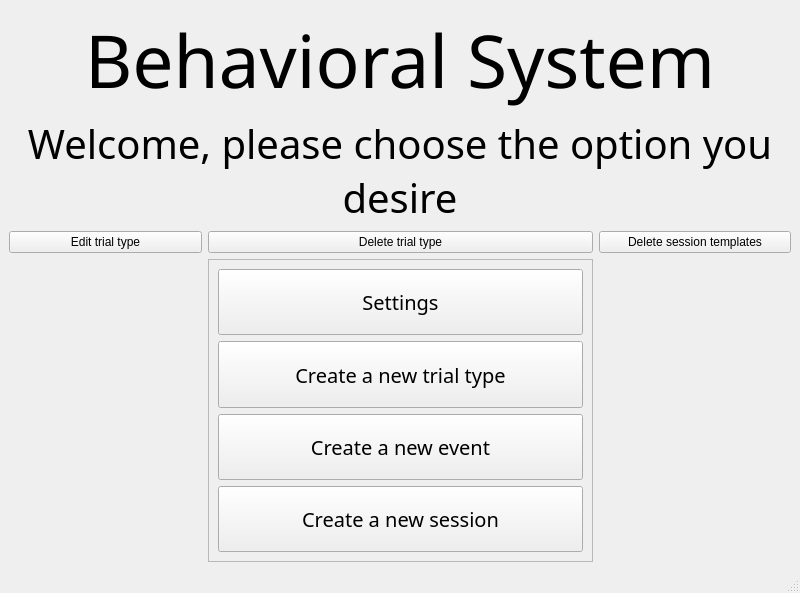
Old version of the form UI/system_main_plus.ui in the repository KehatSudri/Behavior_System2.0.
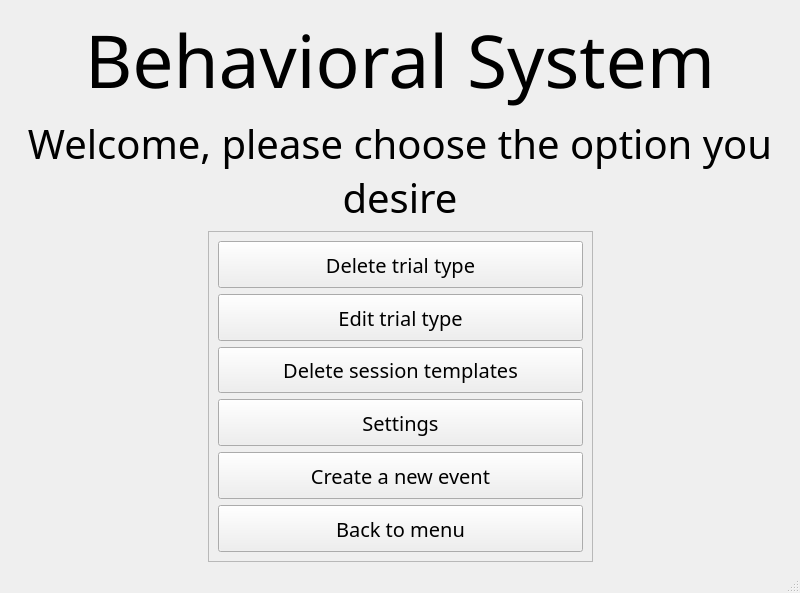
New version of the form.

Commit message: add dependencies array , change the manager menu

Diff of the .ui file:
```diff
--- a/UI/system_main_plus.ui
+++ b/UI/system_main_plus.ui
@@ -34,10 +34,49 @@
            <x>0</x>
            <y>0</y>
            <width>382</width>
-           <height>296</height>
+           <height>325</height>
           </rect>
          </property>
          <layout class="QVBoxLayout" name="verticalLayout">
+          <item>
+           <widget class="QPushButton" name="delete_trial_types_pushButton">
+            <property name="sizePolicy">
+             <sizepolicy hsizetype="Expanding" vsizetype="Expanding">
+              <horstretch>0</horstretch>
+              <verstretch>0</verstretch>
+             </sizepolicy>
+            </property>
+            <property name="text">
+             <string>Delete trial type</string>
+            </property>
+           </widget>
+          </item>
+          <item>
+           <widget class="QPushButton" name="edit_trial_types_pushButton">
+            <property name="sizePolicy">
+             <sizepolicy hsizetype="Expanding" vsizetype="Expanding">
+              <horstretch>0</horstretch>
+              <verstretch>0</verstretch>
+             </sizepolicy>
+            </property>
+            <property name="text">
+             <string>Edit trial type</string>
+            </property>
+           </widget>
+          </item>
+          <item>
+           <widget class="QPushButton" name="delete_templates_pushButton">
+            <property name="sizePolicy">
+             <sizepolicy hsizetype="Expanding" vsizetype="Expanding">
+              <horstretch>0</horstretch>
+              <verstretch>0</verstretch>
+             </sizepolicy>
+            </property>
+            <property name="text">
+             <string>Delete session templates</string>
+            </property>
+           </widget>
+          </item>
           <item>
            <widget class="QPushButton" name="settings_pushButton">
             <property name="sizePolicy">
@@ -51,19 +90,6 @@
             </property>
            </widget>
           </item>
-          <item>
-           <widget class="QPushButton" name="create_trial_type_pushButton">
-            <property name="sizePolicy">
-             <sizepolicy hsizetype="Expanding" vsizetype="Expanding">
-              <horstretch>0</horstretch>
-              <verstretch>0</verstretch>
-             </sizepolicy>
-            </property>
-            <property name="text">
-             <string>Create a new trial type</string>
-            </property>
-           </widget>
-          </item>
           <item>
            <widget class="QPushButton" name="create_event_pushButton">
             <property name="sizePolicy">
@@ -86,7 +112,7 @@
              </sizepolicy>
             </property>
             <property name="text">
-             <string>Create a new session</string>
+             <string>Back to menu</string>
             </property>
            </widget>
           </item>
@@ -290,27 +316,6 @@
         </property>
        </spacer>
       </item>
-      <item row="2" column="0">
-       <widget class="QPushButton" name="edit_trial_types_pushButton">
-        <property name="text">
-         <string>Edit trial type</string>
-        </property>
-       </widget>
-      </item>
-      <item row="2" column="1">
-       <widget class="QPushButton" name="delete_trial_types_pushButton">
-        <property name="text">
-         <string>Delete trial type</string>
-        </property>
-       </widget>
-      </item>
-      <item row="2" column="2">
-       <widget class="QPushButton" name="delete_templates_pushButton">
-        <property name="text">
-         <string>Delete session templates</string>
-        </property>
-       </widget>
-      </item>
      </layout>
     </item>
    </layout>
```
Left out of the diff: 2 changed lines with no effect on the pictures. The commit also changes 6 other files.
